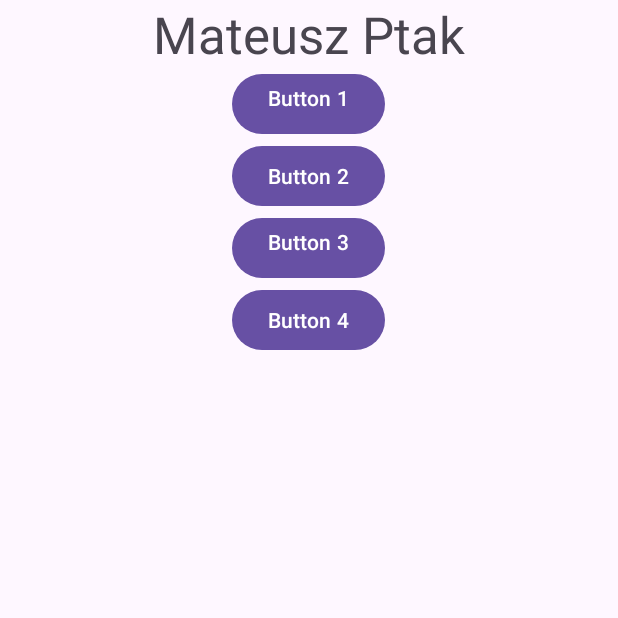
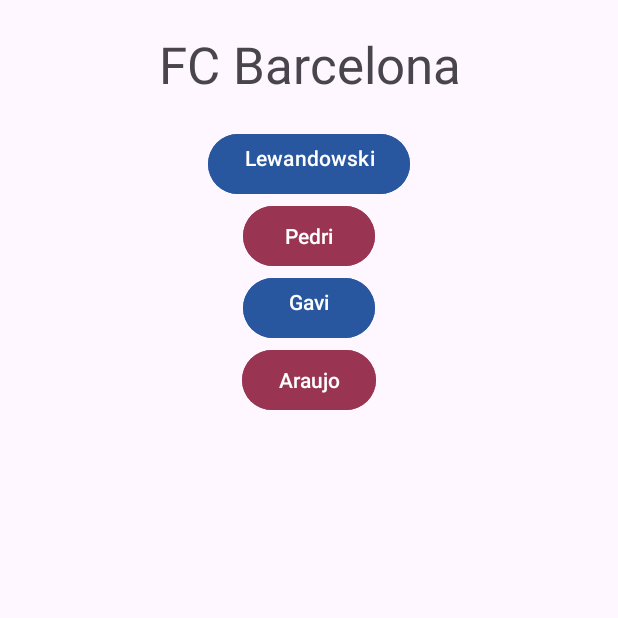
Before and after one commit to Ptaku09/Android, an Android app: the screen it shows after launch (MainActivity), on a phone screen of 412 x 824 dp, the top half of it. Run offline under Robolectric (Android 15) with nearby library versions, the phone set to English and light mode, and no system bars.

Commit message:
update exercise #1

```diff
--- a/Exercise01/app/src/main/java/com/example/exercise01/MainActivity.kt
+++ b/Exercise01/app/src/main/java/com/example/exercise01/MainActivity.kt
@@ -1,16 +1,16 @@
 package com.example.exercise01
 
 import android.content.Intent
-import androidx.appcompat.app.AppCompatActivity
 import android.os.Bundle
 import android.view.View
 import android.widget.Button
+import androidx.appcompat.app.AppCompatActivity
 
 class MainActivity : AppCompatActivity(), View.OnClickListener {
     private val myListener = View.OnClickListener { view ->
         when (view.id) {
-            R.id.button4 -> {
-                val myIntent = Intent(this, Activity3::class.java)
+            R.id.button_araujo -> {
+                val myIntent = Intent(this, ActivityAraujo::class.java)
                 startActivity(myIntent)
             }
         }
@@ -20,26 +20,26 @@ class MainActivity : AppCompatActivity(), View.OnClickListener {
         super.onCreate(savedInstanceState)
         setContentView(R.layout.activity_main)
 
-        val button1: Button = findViewById(R.id.button1)
-        button1.setOnClickListener {
-            val myIntent = Intent(this, Activity2::class.java)
+        val buttonLewandowski: Button = findViewById(R.id.button_lewandowski)
+        buttonLewandowski.setOnClickListener {
+            val myIntent = Intent(this, ActivityLewandowski::class.java)
             startActivity(myIntent)
         }
 
-        val button2: Button = findViewById(R.id.button2)
-        button2.setOnClickListener(this)
+        val buttonPedri: Button = findViewById(R.id.button_pedri)
+        buttonPedri.setOnClickListener(this)
 
-        val button4: Button = findViewById(R.id.button4)
-        button4.setOnClickListener(myListener)
+        val buttonAraujo: Button = findViewById(R.id.button_araujo)
+        buttonAraujo.setOnClickListener(myListener)
     }
 
     override fun onClick(p0: View?) {
-        val myIntent = Intent(this, Activity3::class.java)
+        val myIntent = Intent(this, ActivityPedri::class.java)
         startActivity(myIntent)
     }
 
-    fun run2(view: View) {
-        val myIntent = Intent(this, Activity2::class.java)
+    fun runGavi(view: View) {
+        val myIntent = Intent(this, ActivityGavi::class.java)
         startActivity(myIntent)
     }
 }
--- a/Exercise01/app/src/main/res/layout/activity_main.xml
+++ b/Exercise01/app/src/main/res/layout/activity_main.xml
@@ -1,6 +1,5 @@
 <?xml version="1.0" encoding="utf-8"?>
 <LinearLayout xmlns:android="http://schemas.android.com/apk/res/android"
-    xmlns:app="http://schemas.android.com/apk/res-auto"
     xmlns:tools="http://schemas.android.com/tools"
     android:layout_width="match_parent"
     android:layout_height="match_parent"
@@ -10,42 +9,43 @@
     <TextView
         android:layout_width="match_parent"
         android:layout_height="wrap_content"
-        android:text="@string/txt1"
         android:textAlignment="center"
+        android:text="@string/main_activity_title"
         android:textSize="34sp"
-        app:layout_constraintBottom_toBottomOf="parent"
-        app:layout_constraintEnd_toEndOf="parent"
-        app:layout_constraintStart_toStartOf="parent"
-        app:layout_constraintTop_toTopOf="parent" />
+        android:layout_marginVertical="20sp" />
 
     <Button
         android:layout_width="wrap_content"
         android:layout_height="wrap_content"
         android:layout_gravity="center_horizontal"
         android:gravity="center_horizontal"
-        android:id="@+id/button1"
-        android:text="@string/button1" />
+        android:id="@+id/button_lewandowski"
+        android:text="@string/button_lewandowski"
+        android:backgroundTint="@color/blue" />
 
     <Button
         android:layout_width="wrap_content"
         android:layout_height="wrap_content"
         android:layout_gravity="center_horizontal"
-        android:id="@+id/button2"
-        android:text="@string/button2" />
+        android:id="@+id/button_pedri"
+        android:text="@string/button_pedri"
+        android:backgroundTint="@color/red" />
 
     <Button
         android:layout_width="wrap_content"
         android:layout_height="wrap_content"
         android:layout_gravity="center_horizontal"
         android:gravity="center_horizontal"
-        android:id="@+id/button3"
-        android:text="@string/button3"
-        android:onClick="run2" />
+        android:id="@+id/button_gavi"
+        android:text="@string/button_gavi"
+        android:onClick="runGavi"
+        android:backgroundTint="@color/blue" />
 
     <Button
         android:layout_width="wrap_content"
         android:layout_height="wrap_content"
         android:layout_gravity="center_horizontal"
-        android:id="@+id/button4"
-        android:text="@string/button4" />
+        android:id="@+id/button_araujo"
+        android:text="@string/button_araujo"
+        android:backgroundTint="@color/red" />
 </LinearLayout>
--- a/Exercise01/app/src/main/res/values/colors.xml
+++ b/Exercise01/app/src/main/res/values/colors.xml
@@ -2,7 +2,9 @@
 <resources>
     <color name="black">#FF000000</color>
     <color name="white">#FFFFFFFF</color>
-    <color name="bar_color">#FFFF0000</color>
-    <color name="bg_color">#FF00FF00</color>
+    <color name="blue">#FF28569F</color>
+    <color name="red">#FF993552</color>
+    <color name="bar_color">#78AEDD</color>
+    <color name="bg_color">#747474</color>
     <color name="primary_color">#FF0000FF</color>
 </resources>
--- a/Exercise01/app/src/main/res/values/strings.xml
+++ b/Exercise01/app/src/main/res/values/strings.xml
@@ -1,13 +1,25 @@
 <resources>
     <string name="app_name">Exercise01</string>
     <string name="txt1">Mateusz Ptak</string>
-    <string name="button1">Button 1</string>
-    <string name="button2">Button 2</string>
-    <string name="button3">Button 3</string>
-    <string name="button4">Button 4</string>
-    <string name="activity_2_text">Touch me long…</string>
-    <string name="activity_3_text">Activity 3</string>
-    <string name="activity_3_back">Back</string>
-    <string name="activity_2_switch">Switch</string>
-    <string name="activity_2_img_desc">sample description</string>
+    <string name="main_activity_title">FC Barcelona</string>
+    <string name="button_lewandowski">Lewandowski</string>
+    <string name="button_pedri">Pedri</string>
+    <string name="button_gavi">Gavi</string>
+    <string name="button_araujo">Araujo</string>
+
+    <string name="activity_lewandowski_title">Robert Lewandowski</string>
+    <string name="activity_lewandowski_img_desc">Robert Lewandowski</string>
+    <string name="activity_lewandowski_desc">Robert Lewandowski to polski piłkarz, uznawany za jednego z najlepszych napastników na świecie. Urodzony 21 sierpnia 1988 roku w Warszawie, zdobył liczne trofea zarówno na poziomie klubowym, grając m.in. dla Bayernu Monachium, jak i reprezentacyjnym, będąc niekwestionowanym liderem polskiej drużyny narodowej.</string>
+
+    <string name="activity_pedri_title">Pedri</string>
+    <string name="activity_pedri_desc">Pedri to młody hiszpański piłkarz, który szybko zyskał uznanie w świecie futbolu dzięki swojej niezwykłej technice i inteligencji gry. Urodzony 25 listopada 2002 roku na Wyspach Kanaryjskich, wkrótce po debiucie w FC Barcelonie stał się integralną częścią zespołu. Jego wszechstronność i umiejętność dyrygowania grą przyniosły mu także sukcesy na arenie międzynarodowej, reprezentując Hiszpanię na różnych turniejach.</string>
+    <string name="activity_pedri_back">Back</string>
+
+    <string name="activity_gavi_title">Gavi</string>
+    <string name="activity_gavi_img_desc">Gavi</string>
+    <string name="activity_gavi_desc">Hiszpański piłkarz, występujący na pozycji pomocnika w hiszpańskim klubie FC Barcelona oraz w reprezentacji Hiszpanii. Uczestnik Mistrzostw Świata 2022.</string>
+
+    <string name="activity_araujo_title">Ronald Araujo</string>
+    <string name="activity_araujo_img_desc">Ronald Araujo</string>
+    <string name="activity_araujo_desc">Ronald Araujo to urugwajski piłkarz, który występuje na pozycji środkowego obrońcy. Urodzony 7 marca 1999 roku, dołączył do FC Barcelony w 2018 roku. Szybko zyskał uznanie dzięki swojej solidnej grze w obronie oraz umiejętnościom w grze głową. Araujo stał się ważnym ogniwem w defensywie Barcelony, zdobywając sympatię kibiców za oddanie i zaangażowanie na boisku.</string>
 </resources>
```
Also changed, not shown: Exercise00/src/main/kotlin/Main.kt (+9 -0 lines), Exercise01/app/src/main/AndroidManifest.xml (+13 -6 lines), Exercise01/app/src/main/java/com/example/exercise01/ActivityAraujo.kt (added, +11 -0 lines), Exercise01/app/src/main/java/com/example/exercise01/ActivityGavi.kt (added, +11 -0 lines), Exercise01/app/src/main/java/com/example/exercise01/ActivityLewandowski.kt (renamed from Exercise01/app/src/main/java/com/example/exercise01/Activity2.kt, +7 -10 lines), Exercise01/app/src/main/java/com/example/exercise01/ActivityPedri.kt (renamed from Exercise01/app/src/main/java/com/example/exercise01/Activity3.kt, +6 -7 lines), Exercise01/app/src/main/res/layout/activity_2.xml (deleted, +0 -33 lines), Exercise01/app/src/main/res/layout/activity_araujo.xml (added, +36 -0 lines), Exercise01/app/src/main/res/layout/activity_gavi.xml (added, +36 -0 lines), Exercise01/app/src/main/res/layout/activity_lewandowski.xml (added, +44 -0 lines), Exercise01/app/src/main/res/layout/activity_pedri.xml (renamed from Exercise01/app/src/main/res/layout/activity_3.xml, +18 -7 lines), Exercise01/app/src/main/res/drawable/araujo.jpeg (added), Exercise01/app/src/main/res/drawable/gavi.webp (added), Exercise01/app/src/main/res/drawable/lewandowski.jpeg (added), 2 other files.
